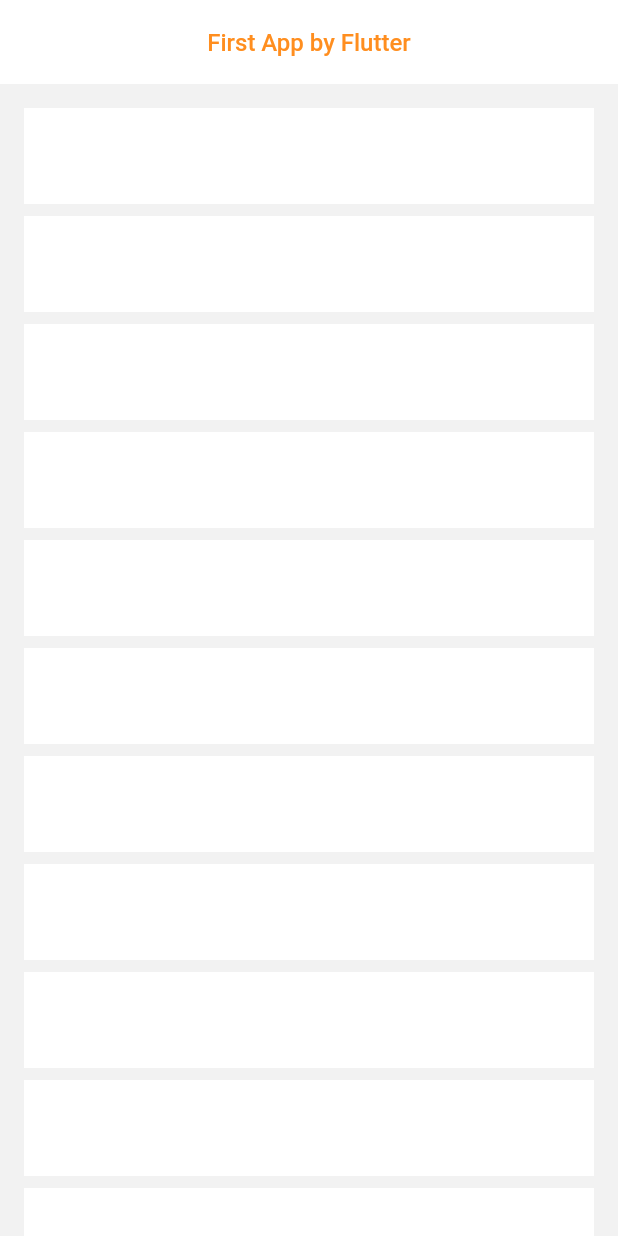
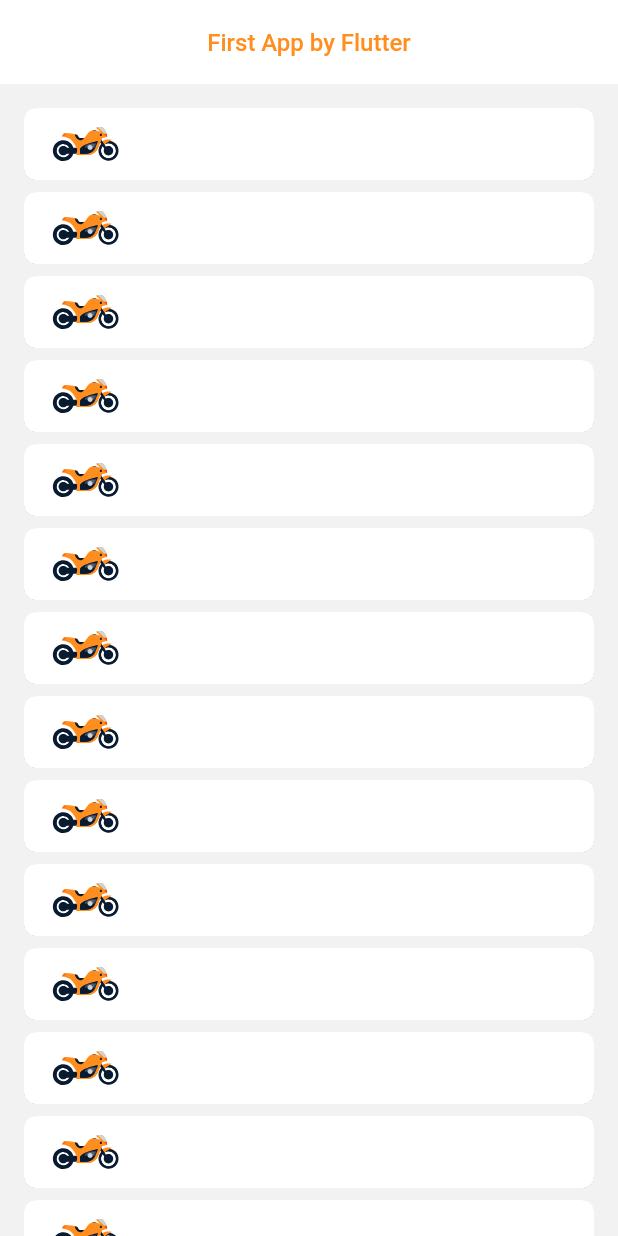
Before and after one commit to ArkHak/first_project_flutter, a Flutter app: the screen it shows after launch, on a phone screen of 412 x 824 dp. Run offline on Flutter 3.47's test engine with Material 3 defaults, Android fonts, the phone set to English and light mode, and no system bars; our stand-ins replace flutter_svg.

Commit message:
step 4  - add start vehicle_item.dart;

```diff
--- a/lib/design/dimensions.dart
+++ b/lib/design/dimensions.dart
@@ -1,8 +1,12 @@
 const double elevation0 = 0;
+const double elevation006 = 0.06;
 
+const double padding8 = 8;
 const double padding16 = 16;
 
 const double fontSize16 = 16;
 
 const double height8 = 8;
 const double height64 = 64;
+
+const double radius8 = 8;
--- /dev/null
+++ b/lib/pages/vehicle/vehicle_item.dart
@@ -0,0 +1,38 @@
+import 'package:flutter/material.dart';
+
+import '../../design/colors.dart';
+import '../../design/dimensions.dart';
+import '../../design/images.dart';
+
+class VehicleItem extends StatelessWidget {
+  const VehicleItem({super.key});
+
+  @override
+  Widget build(BuildContext context) {
+    return Card(
+      color: surfaceColor,
+      margin: EdgeInsets.zero,
+      elevation: elevation006,
+      shape:
+          RoundedRectangleBorder(borderRadius: BorderRadius.circular(radius8)),
+      child: InkWell(
+        borderRadius: BorderRadius.circular(radius8),
+        onTap: () {},
+        child: Padding(
+          padding: const EdgeInsets.only(left: padding8, right: padding16),
+          child: Row(
+            children: <Widget>[vehicleMotorcycleImages, _title(), _state()],
+          ),
+        ),
+      ),
+    );
+  }
+
+  Widget _title() {
+    return Container();
+  }
+
+  Widget _state() {
+    return Container();
+  }
+}
--- a/lib/pages/vehicle/vehicle_list.dart
+++ b/lib/pages/vehicle/vehicle_list.dart
@@ -1,7 +1,7 @@
-import 'package:first_project/design/colors.dart';
 import 'package:flutter/cupertino.dart';
 
 import '../../design/dimensions.dart';
+import 'vehicle_item.dart';
 
 class VehicleList extends StatelessWidget {
   const VehicleList({super.key});
@@ -20,7 +20,7 @@ class VehicleList extends StatelessWidget {
           return const SizedBox(height: height8);
         },
         itemBuilder: (BuildContext context, int index) {
-          return Container(height: height64, color: surfaceColor);
+          return const VehicleItem();
         });
   }
 
```
